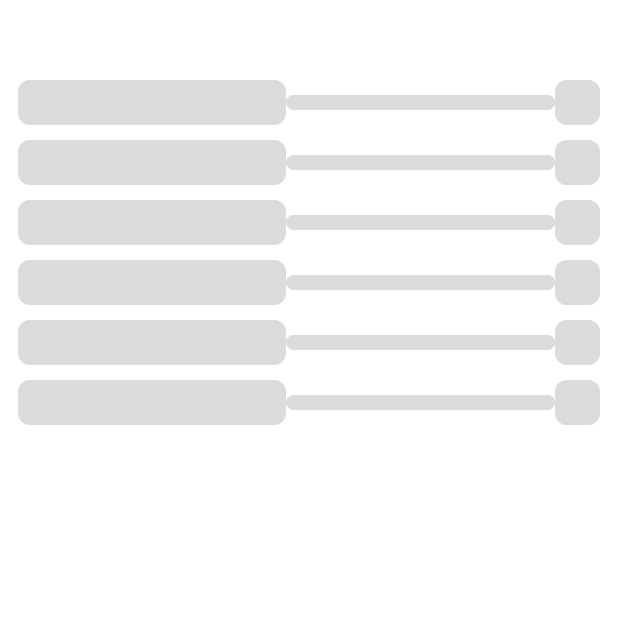
After one commit to taxmaniaBW/DVT_Assessment, an Android app built with Jetpack Compose: the composable ForecastWeatherLoading shown on its own in the app's theme, on a phone screen of 412 x 824 dp, the top half of it. The commit adds this screen. Run offline under Robolectric (Android 15) with nearby library versions, the phone set to English and light mode, and no system bars; our stand-ins replace Shimmer.

Commit message:
fix loading effect

```diff
--- /dev/null
+++ b/app/src/main/java/com/utick/dvtcodingassessment/ui/components/ForecastWeatherLoading.kt
@@ -0,0 +1,81 @@
+package com.utick.dvtcodingassessment.ui.components
+
+import androidx.compose.foundation.Image
+import androidx.compose.foundation.background
+import androidx.compose.foundation.layout.Arrangement
+import androidx.compose.foundation.layout.Box
+import androidx.compose.foundation.layout.Column
+import androidx.compose.foundation.layout.Row
+import androidx.compose.foundation.layout.Spacer
+import androidx.compose.foundation.layout.fillMaxSize
+import androidx.compose.foundation.layout.height
+import androidx.compose.foundation.layout.padding
+import androidx.compose.foundation.layout.size
+import androidx.compose.foundation.lazy.LazyColumn
+import androidx.compose.foundation.rememberScrollState
+import androidx.compose.foundation.shape.RoundedCornerShape
+import androidx.compose.foundation.verticalScroll
+import androidx.compose.material3.Text
+import androidx.compose.runtime.Composable
+import androidx.compose.ui.Alignment
+import androidx.compose.ui.Modifier
+import androidx.compose.ui.draw.clip
+import androidx.compose.ui.graphics.Color
+import androidx.compose.ui.res.painterResource
+import androidx.compose.ui.unit.dp
+import com.utick.dvtcodingassessment.ui.data.Content
+import com.utick.dvtcodingassessment.ui.util.amentFamily
+import shimmerLoadingAnimation
+
+@Composable
+fun ForecastWeatherLoading() {
+    Column(modifier = Modifier
+        .background(color = Color.White)
+        .fillMaxSize()) {
+        Spacer(modifier = Modifier.height(48.dp))
+        LazyColumn {
+            items(6) { DayItemLoading()
+            }
+        }
+    }
+}
+
+@Composable
+fun DayItemLoading() {
+
+    Row(modifier = Modifier
+        .height(40.dp)
+        .fillMaxSize()
+        .padding(horizontal = 12.dp), verticalAlignment = Alignment.CenterVertically, horizontalArrangement = Arrangement.SpaceBetween) {
+
+
+        Box(
+            modifier = Modifier
+                .clip(shape = RoundedCornerShape(8.dp))
+                .background(color = Color.LightGray)
+                .size(height = 30.dp, width = 150.dp)
+                .weight(1f)
+                .shimmerLoadingAnimation()
+        )
+
+
+
+            Box(modifier = Modifier
+                .weight(1f)
+                .clip(shape = RoundedCornerShape(8.dp))
+                .background(color = Color.LightGray)
+                .size(height = 10.dp, width = 50.dp)
+                .shimmerLoadingAnimation())
+
+
+        Box(
+            modifier = Modifier
+                .clip(shape = RoundedCornerShape(8.dp))
+                .background(color = Color.LightGray)
+                .size(height = 30.dp, width = 30.dp)
+                .shimmerLoadingAnimation()
+        )
+
+    }
+
+}
--- a/app/src/main/java/com/utick/dvtcodingassessment/util/Constants.kt
+++ b/app/src/main/java/com/utick/dvtcodingassessment/util/Constants.kt
@@ -1,7 +1,7 @@
 package com.utick.dvtcodingassessment.util
 
 
-    const val APIKEY = ""
+    const val APIKEY = "ce25c161252191ea063d815fc052648d"
     const val LAT = "lat"
     const val LON = "lon"
     const val UNITS = "units"
```
Also changed, not shown: app/src/main/java/com/utick/dvtcodingassessment/ui/components/CurrentWeatherComponent.kt (+0 -155 lines), app/src/main/java/com/utick/dvtcodingassessment/ui/components/CurrentWeatherLoading.kt (added, +179 -0 lines), app/src/main/java/com/utick/dvtcodingassessment/ui/components/ForecastWeatherComponent.kt (+14 -7 lines).
